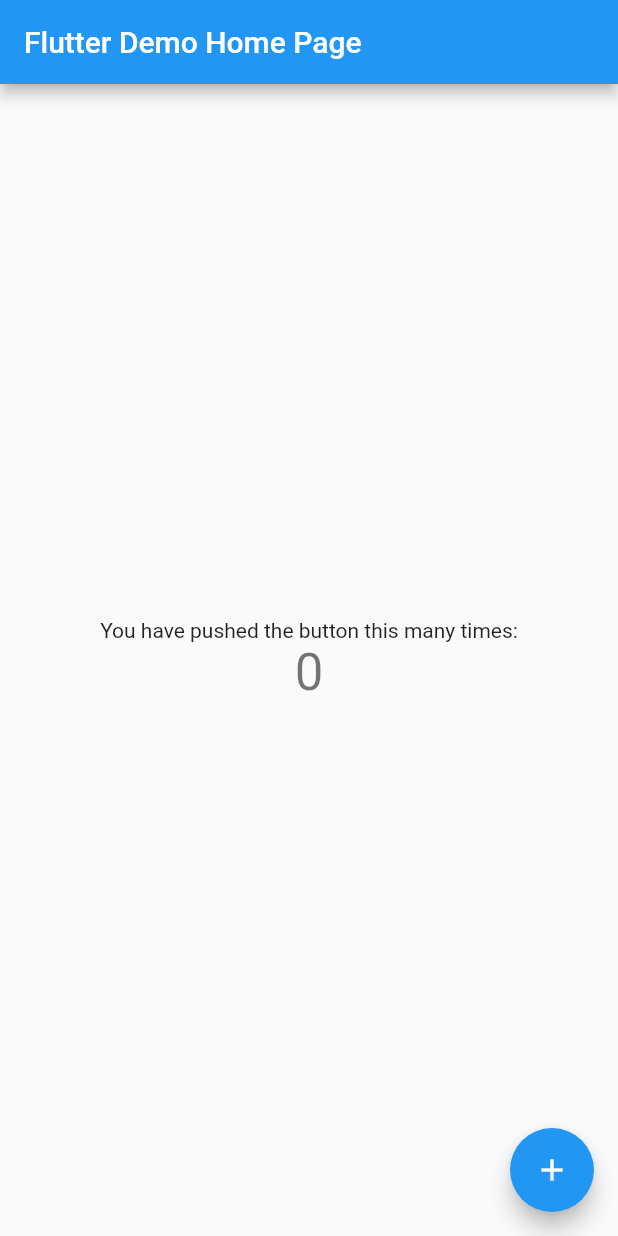
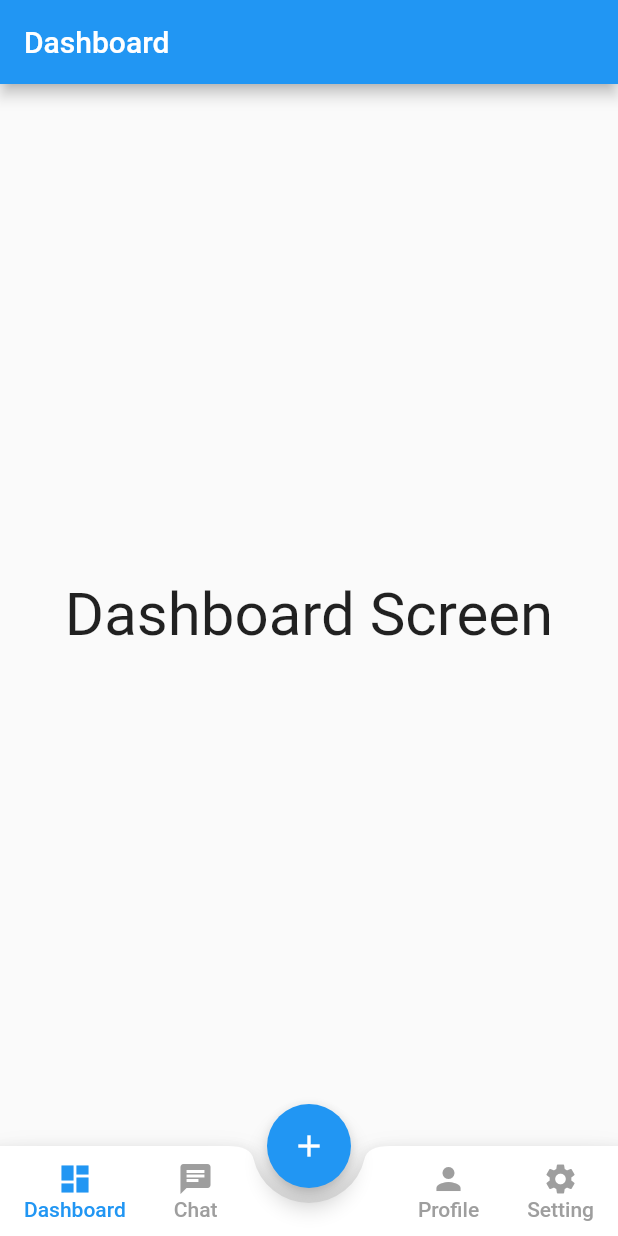
Before and after one commit to Aon1840/TopRewardApp, a Flutter app: the screen it shows after launch, on a phone screen of 412 x 824 dp. Run offline on Flutter 3.47's test engine with Material 2 defaults, Android fonts, the phone set to English and light mode, and no system bars.

Commit message:
poc bottom navigation bar with floating button

```diff
--- /dev/null
+++ b/lib/home.dart
@@ -0,0 +1,152 @@
+import 'package:flutter/material.dart';
+import 'package:top_reward/page/chat.dart';
+import 'package:top_reward/page/dashboard.dart';
+import 'package:top_reward/page/profile.dart';
+import 'package:top_reward/page/setting.dart';
+
+class Home extends StatefulWidget {
+  const Home({Key? key}) : super(key: key);
+
+  @override
+  State<Home> createState() => _HomeState();
+}
+
+class _HomeState extends State<Home> {
+  int currentTab = 0;
+  // final List<Widget> screens = [
+  //   const Dashboard(),
+  //   const Chat(),
+  //   const Profile(),
+  //   const Setting()
+  // ];
+
+  final PageStorageBucket bucket = PageStorageBucket();
+
+  Widget currentScreen = const Dashboard();
+
+  @override
+  Widget build(BuildContext context) {
+    return Scaffold(
+      body: PageStorage(
+        bucket: bucket,
+        child: currentScreen,
+      ),
+      floatingActionButton: FloatingActionButton(
+        child: const Icon(Icons.add),
+        onPressed: () {},
+      ),
+      floatingActionButtonLocation: FloatingActionButtonLocation.miniCenterDocked,
+      bottomNavigationBar: BottomAppBar(
+        shape: CircularNotchedRectangle(),
+        notchMargin: 10,
+        child: Container(
+          height: 60,
+          child: Row(
+            mainAxisAlignment: MainAxisAlignment.spaceBetween,
+            children: [
+              Row(
+                crossAxisAlignment: CrossAxisAlignment.start,
+                children: [
+                  MaterialButton(
+                    minWidth: 40,
+                    onPressed: () {
+                      setState(() {
+                        currentScreen = const Dashboard();
+                        currentTab = 0;
+                      });
+                    },
+                    child: Column(
+                      mainAxisAlignment: MainAxisAlignment.center,
+                      children: [
+                        Icon(
+                          Icons.dashboard,
+                          color: currentTab == 0 ? Colors.blue : Colors.grey,
+                        ),
+                        Text(
+                          'Dashboard',
+                          style: TextStyle(color: currentTab == 0 ? Colors.blue : Colors.grey,),
+                        )
+                      ],
+                    ),
+                  ),
+                  MaterialButton(
+                    minWidth: 40,
+                    onPressed: () {
+                      setState(() {
+                        currentScreen = const Chat();
+                        currentTab = 1;
+                      });
+                    },
+                    child: Column(
+                      mainAxisAlignment: MainAxisAlignment.center,
+                      children: [
+                        Icon(
+                          Icons.chat,
+                          color: currentTab == 1 ? Colors.blue : Colors.grey,
+                        ),
+                        Text(
+                          'Chat',
+                          style: TextStyle(color: currentTab == 1 ? Colors.blue : Colors.grey,),
+                        )
+                      ],
+                    ),
+                  )
+                ],
+              ),
+              // Right Tab Bar Icons
+              Row(
+                crossAxisAlignment: CrossAxisAlignment.start,
+                children: [
+                  MaterialButton(
+                    minWidth: 40,
+                    onPressed: () {
+                      setState(() {
+                        currentScreen = const Profile();
+                        currentTab = 2;
+                      });
+                    },
+                    child: Column(
+                      mainAxisAlignment: MainAxisAlignment.center,
+                      children: [
+                        Icon(
+                          Icons.person,
+                          color: currentTab == 2 ? Colors.blue : Colors.grey,
+                        ),
+                        Text(
+                          'Profile',
+                          style: TextStyle(color: currentTab == 2 ? Colors.blue : Colors.grey,),
+                        )
+                      ],
+                    ),
+                  ),
+                  MaterialButton(
+                    minWidth: 40,
+                    onPressed: () {
+                      setState(() {
+                        currentScreen = const Setting();
+                        currentTab = 3;
+                      });
+                    },
+                    child: Column(
+                      mainAxisAlignment: MainAxisAlignment.center,
+                      children: [
+                        Icon(
+                          Icons.settings,
+                          color: currentTab == 3 ? Colors.blue : Colors.grey,
+                        ),
+                        Text(
+                          'Setting',
+                          style: TextStyle(color: currentTab == 3 ? Colors.blue : Colors.grey,),
+                        )
+                      ],
+                    ),
+                  )
+                ],
+              )
+            ],
+          ),
+        ),
+      ),
+    );
+  }
+}
--- a/lib/main.dart
+++ b/lib/main.dart
@@ -1,4 +1,5 @@
 import 'package:flutter/material.dart';
+import 'home.dart';
 
 void main() {
   runApp(const MyApp());
@@ -11,105 +12,12 @@ class MyApp extends StatelessWidget {
   @override
   Widget build(BuildContext context) {
     return MaterialApp(
+      debugShowCheckedModeBanner: false,
       title: 'Flutter Demo',
       theme: ThemeData(
-        // This is the theme of your application.
-        //
-        // Try running your application with "flutter run". You'll see the
-        // application has a blue toolbar. Then, without quitting the app, try
-        // changing the primarySwatch below to Colors.green and then invoke
-        // "hot reload" (press "r" in the console where you ran "flutter run",
-        // or simply save your changes to "hot reload" in a Flutter IDE).
-        // Notice that the counter didn't reset back to zero; the application
-        // is not restarted.
         primarySwatch: Colors.blue,
       ),
-      home: const MyHomePage(title: 'Flutter Demo Home Page'),
+      home: const Home(),
     );
   }
 }
-
-class MyHomePage extends StatefulWidget {
-  const MyHomePage({super.key, required this.title});
-
-  // This widget is the home page of your application. It is stateful, meaning
-  // that it has a State object (defined below) that contains fields that affect
-  // how it looks.
-
-  // This class is the configuration for the state. It holds the values (in this
-  // case the title) provided by the parent (in this case the App widget) and
-  // used by the build method of the State. Fields in a Widget subclass are
-  // always marked "final".
-
-  final String title;
-
-  @override
-  State<MyHomePage> createState() => _MyHomePageState();
-}
-
-class _MyHomePageState extends State<MyHomePage> {
-  int _counter = 0;
-
-  void _incrementCounter() {
-    setState(() {
-      // This call to setState tells the Flutter framework that something has
-      // changed in this State, which causes it to rerun the build method below
-      // so that the display can reflect the updated values. If we changed
-      // _counter without calling setState(), then the build method would not be
-      // called again, and so nothing would appear to happen.
-      _counter++;
-    });
-  }
-
-  @override
-  Widget build(BuildContext context) {
-    // This method is rerun every time setState is called, for instance as done
-    // by the _incrementCounter method above.
-    //
-    // The Flutter framework has been optimized to make rerunning build methods
-    // fast, so that you can just rebuild anything that needs updating rather
-    // than having to individually change instances of widgets.
-    return Scaffold(
-      appBar: AppBar(
-        // Here we take the value from the MyHomePage object that was created by
-        // the App.build method, and use it to set our appbar title.
-        title: Text(widget.title),
-      ),
-      body: Center(
-        // Center is a layout widget. It takes a single child and positions it
-        // in the middle of the parent.
-        child: Column(
-          // Column is also a layout widget. It takes a list of children and
-          // arranges them vertically. By default, it sizes itself to fit its
-          // children horizontally, and tries to be as tall as its parent.
-          //
-          // Invoke "debug painting" (press "p" in the console, choose the
-          // "Toggle Debug Paint" action from the Flutter Inspector in Android
-          // Studio, or the "Toggle Debug Paint" command in Visual Studio Code)
-          // to see the wireframe for each widget.
-          //
-          // Column has various properties to control how it sizes itself and
-          // how it positions its children. Here we use mainAxisAlignment to
-          // center the children vertically; the main axis here is the vertical
-          // axis because Columns are vertical (the cross axis would be
-          // horizontal).
-          mainAxisAlignment: MainAxisAlignment.center,
-          children: <Widget>[
-            const Text(
-              'You have pushed the button this many times:',
-            ),
-            Text(
-              '$_counter',
-              style: Theme.of(context).textTheme.headline4,
-            ),
-          ],
-        ),
-      ),
-      floatingActionButton: FloatingActionButton(
-        onPressed: _incrementCounter,
-        tooltip: 'Increment',
-        child: const Icon(Icons.add),
-      ), // This trailing comma makes auto-formatting nicer for build methods.
-    );
-  }
-}
--- /dev/null
+++ b/lib/page/chat.dart
@@ -0,0 +1,25 @@
+import 'package:flutter/material.dart';
+
+class Chat extends StatefulWidget {
+  const Chat({Key? key}) : super(key: key);
+
+  @override
+  State<Chat> createState() => _ChatState();
+}
+
+class _ChatState extends State<Chat> {
+  @override
+  Widget build(BuildContext context) {
+    return Scaffold(
+      appBar: AppBar(
+        title: const Text('Chat'),
+      ),
+      body: const Center(
+        child: Text(
+          'Chat Screen',
+          style: TextStyle(fontSize: 40),
+        ),
+      ),
+    );
+  }
+}
--- /dev/null
+++ b/lib/page/dashboard.dart
@@ -0,0 +1,25 @@
+import 'package:flutter/material.dart';
+
+class Dashboard extends StatefulWidget {
+  const Dashboard({Key? key}) : super(key: key);
+
+  @override
+  State<Dashboard> createState() => _DashboardState();
+}
+
+class _DashboardState extends State<Dashboard> {
+  @override
+  Widget build(BuildContext context) {
+    return Scaffold(
+      appBar: AppBar(
+        title: const Text('Dashboard'),
+      ),
+      body: const Center(
+        child: Text(
+          'Dashboard Screen',
+          style: TextStyle(fontSize: 40),
+        ),
+      ),
+    );
+  }
+}
--- /dev/null
+++ b/lib/page/profile.dart
@@ -0,0 +1,25 @@
+import 'package:flutter/material.dart';
+
+class Profile extends StatefulWidget {
+  const Profile({Key? key}) : super(key: key);
+
+  @override
+  State<Profile> createState() => _ProfileState();
+}
+
+class _ProfileState extends State<Profile> {
+  @override
+  Widget build(BuildContext context) {
+    return Scaffold(
+      appBar: AppBar(
+        title: const Text('Profile'),
+      ),
+      body: const Center(
+        child: Text(
+          'Profile Screen',
+          style: TextStyle(fontSize: 40),
+        ),
+      ),
+    );
+  }
+}
--- /dev/null
+++ b/lib/page/setting.dart
@@ -0,0 +1,25 @@
+import 'package:flutter/material.dart';
+
+class Setting extends StatefulWidget {
+  const Setting({Key? key}) : super(key: key);
+
+  @override
+  State<Setting> createState() => _SettingState();
+}
+
+class _SettingState extends State<Setting> {
+  @override
+  Widget build(BuildContext context) {
+    return Scaffold(
+      appBar: AppBar(
+        title: const Text('Setting'),
+      ),
+      body: const Center(
+        child: Text(
+          'Setting Screen',
+          style: TextStyle(fontSize: 40),
+        ),
+      ),
+    );
+  }
+}
```
